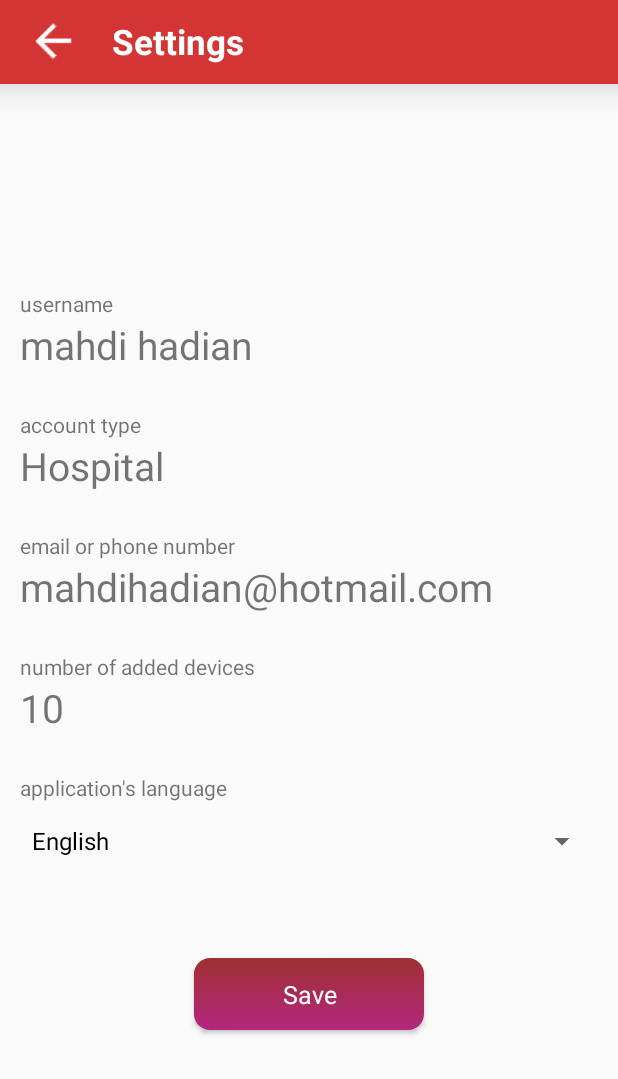
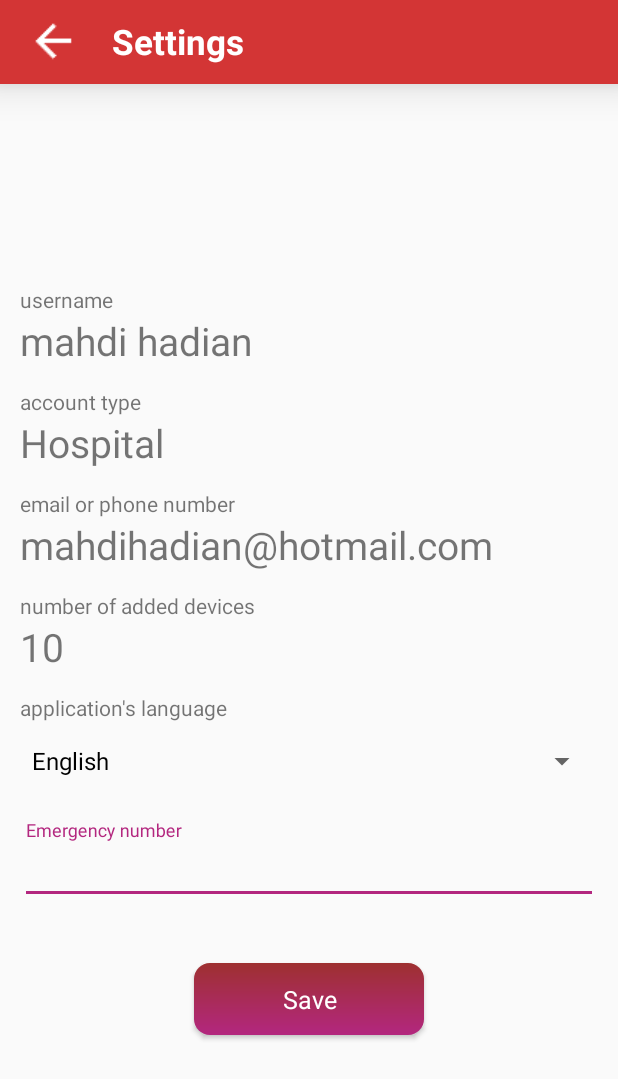
Before and after one commit to matihad/e-band, an Android app: the MainActivity screen opened directly, with no data from a screen before it, in the side drawer, after a tap on "Settings", on a phone screen of 412 x 824 dp. Shown: the top 1079 px of the screen. Run offline under Robolectric (Android 15) with nearby library versions, the phone set to English and light mode, and no system bars; our stand-ins replace sdp/ssp sizes.

Commit message:
SettingActivity : emergency number added

```diff
--- a/app/src/main/java/mahdihadian/gholhak/ehealth/MainActivity.java
+++ b/app/src/main/java/mahdihadian/gholhak/ehealth/MainActivity.java
@@ -36,7 +36,6 @@ public class MainActivity extends AppCompatActivity {
     List<UserModel> userModels;
 
 
-
     @Override
     protected void onCreate(Bundle savedInstanceState) {
         super.onCreate(savedInstanceState);
@@ -50,7 +49,7 @@ public class MainActivity extends AppCompatActivity {
                 mDrawer.openDrawer(Gravity.START);
             }
         });
-        btn_more.setOnClickListener(V->{
+        btn_more.setOnClickListener(V -> {
             onPopupButtonClick(btn_more);
         });
         detail_list.setOnItemClickListener(new AdapterView.OnItemClickListener() {
@@ -89,21 +88,20 @@ public class MainActivity extends AppCompatActivity {
 
     }
 
-//    baraye in method bayad parameter bezarim ke age
+    //    baraye in method bayad parameter bezarim ke age
 //    yeki az item haye kebab menu entekhab shod bar un asas sort kone dobare
     private void generateList() {
         userModels = new ArrayList<>();
-        UserModel u1 = new UserModel("Farhad", "Normal" , 25, 35.5, 62);
-        UserModel u2 = new UserModel("Ali", "Risk", 45, 85.5, 77);
-        UserModel u3 = new UserModel("Sara", "Good" , 99, 86, 35);
-        UserModel u4 = new UserModel("Hasan", "Warning" , 35, 40.8, 50);
-        UserModel u5 = new UserModel("Mahdi", "Good" , 21, 35, 80);
-        UserModel u6 = new UserModel("Hadi", "Normal" , 36, 70.3, 31);
-        UserModel u7 = new UserModel("Firooz", "Risk" , 63, 35.5, 62);
-        UserModel u8 = new UserModel("Shadi", "Good" , 40, 35.5, 73);
-        UserModel u9 = new UserModel("Taha", "Warning" , 25, 63.5, 22);
-        UserModel u10 = new UserModel("Danial", "Good" , 27, 37.4, 44);
-
+        UserModel u1 = new UserModel("Farhad Mohseni", "Normal", 25, 35.5, 62);
+        UserModel u2 = new UserModel("Ali Farahmand", "Risk", 45, 85.5, 77);
+        UserModel u3 = new UserModel("Sara quchani zargari", "Good", 99, 86, 35);
+        UserModel u4 = new UserModel("Hasan piri damaqi", "Warning", 35, 40.8, 50);
+        UserModel u5 = new UserModel("Mahdi Afzali", "Good", 21, 35, 80);
+        UserModel u6 = new UserModel("Hadi Ashtarani", "Normal", 36, 70.3, 31);
+        UserModel u7 = new UserModel("Firooz Naderi", "Risk", 63, 35.5, 62);
+        UserModel u8 = new UserModel("Shadi Haqiqi", "Good", 40, 35.5, 73);
+        UserModel u9 = new UserModel("Taha Taheri goodarzi", "Warning", 25, 63.5, 22);
+        UserModel u10 = new UserModel("Danial qasemi", "Good", 27, 37.4, 44);
 
 
         userModels.add(u1);
@@ -122,7 +120,6 @@ public class MainActivity extends AppCompatActivity {
     }
 
     void bind() {
-
         nvDrawer = findViewById(R.id.nvView);
         toggle = findViewById(R.id.toggle);
         toolbar = findViewById(R.id.toolbar);
@@ -147,7 +144,7 @@ public class MainActivity extends AppCompatActivity {
         popup.getMenuInflater().inflate(R.menu.popup_menu, popup.getMenu());
         popup.setOnMenuItemClickListener(new PopupMenu.OnMenuItemClickListener() {
             public boolean onMenuItemClick(MenuItem item) {
-                Toast.makeText(MainActivity.this,  item.getTitle(), Toast.LENGTH_SHORT).show();
+                Toast.makeText(MainActivity.this, item.getTitle(), Toast.LENGTH_SHORT).show();
 //                switch mizarim ke harkudum bud parameter pass bedim be methode
 //                generateList(String "sort by age");
 //                generateList(String "sort by name");
@@ -159,5 +156,4 @@ public class MainActivity extends AppCompatActivity {
     }
 
 
-
 }
--- a/app/src/main/java/mahdihadian/gholhak/ehealth/SettingActivity.java
+++ b/app/src/main/java/mahdihadian/gholhak/ehealth/SettingActivity.java
@@ -3,6 +3,7 @@ package mahdihadian.gholhak.ehealth;
 import android.content.Intent;
 import android.support.v7.app.AppCompatActivity;
 import android.os.Bundle;
+import android.support.v7.widget.AppCompatEditText;
 import android.support.v7.widget.Toolbar;
 import android.widget.ArrayAdapter;
 import android.widget.Button;
@@ -13,8 +14,7 @@ public class SettingActivity extends AppCompatActivity {
 
     Toolbar toolbar_settings;
     ImageButton back;
-
-
+    AppCompatEditText emergency_number;
     Spinner spinner_language;
     Button save_info;
 
@@ -42,9 +42,8 @@ public class SettingActivity extends AppCompatActivity {
     private void bind() {
         spinner_language = findViewById(R.id.spinner_language);
         save_info = findViewById(R.id.save_info);
-
+        emergency_number = findViewById(R.id.emergency_number);
         toolbar_settings = findViewById(R.id.toolbar_settings);
         back= findViewById(R.id.back);
-
     }
 }
--- a/app/src/main/res/layout/activity_setting.xml
+++ b/app/src/main/res/layout/activity_setting.xml
@@ -6,9 +6,7 @@
     android:layout_height="match_parent"
     android:gravity="center"
     android:orientation="vertical"
-    tools:context=".SettingActivity"
-
-    >
+    tools:context=".SettingActivity">
 
   <LinearLayout
     android:layout_width="match_parent"
@@ -25,8 +23,7 @@
           android:layout_height="match_parent"
           android:orientation="vertical"
           android:gravity="center"
-          android:padding="@dimen/_10sdp"
-          >
+          android:padding="@dimen/_10sdp" >
 
           <!-- user's name -->
           <TextView
@@ -44,7 +41,7 @@
           <TextView
               android:layout_width="match_parent"
               android:layout_height="wrap_content"
-              android:layout_marginTop="@dimen/_20sdp"
+              android:layout_marginTop="@dimen/_10sdp"
               android:text="@string/account_type" />
 
           <TextView
@@ -58,7 +55,7 @@
           <TextView
               android:layout_width="match_parent"
               android:layout_height="wrap_content"
-              android:layout_marginTop="@dimen/_20sdp"
+              android:layout_marginTop="@dimen/_10sdp"
               android:text="@string/email_or_phone_number" />
 
           <TextView
@@ -71,7 +68,7 @@
           <TextView
               android:layout_width="match_parent"
               android:layout_height="wrap_content"
-              android:layout_marginTop="@dimen/_20sdp"
+              android:layout_marginTop="@dimen/_10sdp"
               android:text="@string/number_of_added_devices" />
 
           <TextView
@@ -84,7 +81,7 @@
           <TextView
               android:layout_width="match_parent"
               android:layout_height="wrap_content"
-              android:layout_marginTop="@dimen/_20sdp"
+              android:layout_marginTop="@dimen/_10sdp"
               android:text="@string/application_s_language" />
 
           <!-- language spinner -->
@@ -95,12 +92,25 @@
 
           </Spinner>
 
+          <android.support.design.widget.TextInputLayout
+              android:layout_width="match_parent"
+              android:layout_height="wrap_content"
+              android:layout_marginTop="@dimen/_10sdp" >
+              <android.support.v7.widget.AppCompatEditText
+                  android:layout_width="match_parent"
+                  android:layout_height="match_parent"
+                  android:id="@+id/emergency_number"
+                  android:hint="@string/emergency_number" />
+
+          </android.support.design.widget.TextInputLayout>
+
+
           <Button
               android:id="@+id/save_info"
               style="@style/Widget.AppCompat.ButtonBar"
               android:layout_width="@dimen/_118sdp"
               android:layout_height="wrap_content"
-              android:layout_marginTop="@dimen/_40sdp"
+              android:layout_marginTop="@dimen/_30sdp"
               android:background="@drawable/background_button"
               android:clickable="true"
               android:foreground="?attr/selectableItemBackgroundBorderless"
--- a/app/src/main/res/values/strings.xml
+++ b/app/src/main/res/values/strings.xml
@@ -61,6 +61,7 @@
     <string name="gotit">Got It</string>
     <string name="enter_patient_sex">enter patinet sex</string>
     <string name="enter_patient_blood_type">enter patient blood type</string>
+    <string name="emergency_number">Emergency number</string>
 
 
     <string-array name="slide_titles">
```
